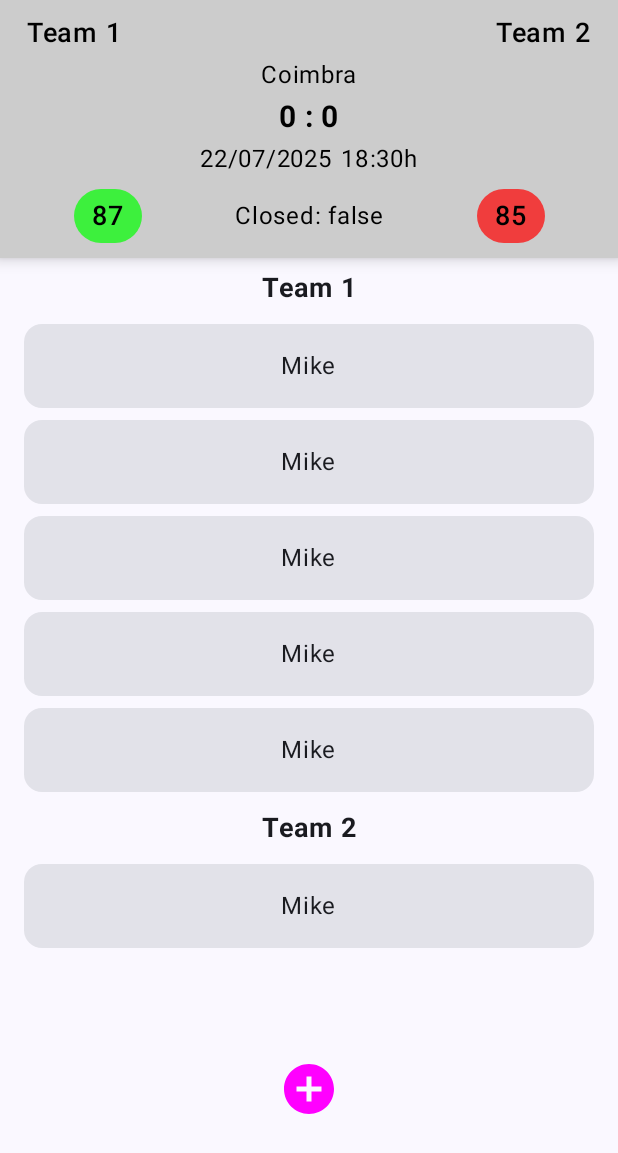
After one commit to CR7sewey/WAF, an Android app built with Jetpack Compose: the composable MatchUI called with empty values, on a phone screen of 412 x 824 dp. The commit adds this screen. Shown: the top 1153 px of the screen. Run offline under Robolectric (Android 15) with nearby library versions, the phone set to English and light mode, and no system bars; 1 statement that could not run was skipped.

Commit message:
MatchUI - p1

```diff
--- a/app/src/main/java/com/example/waf/Navigation.kt
+++ b/app/src/main/java/com/example/waf/Navigation.kt
@@ -13,6 +13,7 @@ import androidx.navigation.createGraph
 import androidx.navigation.navArgument
 import com.example.waf.common.navigation.NavigationRoutes
 import com.example.waf.landingPage.LandingPage
+import com.example.waf.match.MatchUI
 import com.example.waf.profile.ProfileUI
 import com.example.waf.sign.SignPage
 
@@ -34,6 +35,10 @@ fun Navigation(navGraph: NavHostController, modifier: Modifier = Modifier) {
             NavType.StringType})) {
             ProfileUI(id = requireNotNull(it.arguments?.getString("id").toString()))
         }
+        composable(route = NavigationRoutes.MatchPage.route, arguments = listOf(navArgument("id"){type =
+            NavType.StringType})) {
+            MatchUI(id = requireNotNull(it.arguments?.getString("id").toString()))
+        }
 
 
 
--- a/app/src/main/java/com/example/waf/common/navigation/NavigationRoutes.kt
+++ b/app/src/main/java/com/example/waf/common/navigation/NavigationRoutes.kt
@@ -5,6 +5,8 @@ sealed class NavigationRoutes(public val id: String, public val route: String) {
     object SignPage : NavigationRoutes(id = "1", route = "signPage")
     object LandingPage : NavigationRoutes(id = "2", route = "landingPage")
     object ProfilePage : NavigationRoutes(id = "3", route = "profilePage" + "/{id}")
+    object MatchPage : NavigationRoutes(id = "4", route = "matchPage" + "/{id}")
+
 
 
 
--- a/app/src/main/java/com/example/waf/landingPage/LandingPage.kt
+++ b/app/src/main/java/com/example/waf/landingPage/LandingPage.kt
@@ -39,7 +39,7 @@ fun LandingPage(navHostController: NavHostController, modifier: Modifier = Modif
         LandingPageProfile(navHostController, modifier)
         LazyColumn {
             items(10) {
-                LandingPageMatch()
+                LandingPageMatch(navHostController, modifier)
             }
         }
     }
--- /dev/null
+++ b/app/src/main/java/com/example/waf/match/MatchUI.kt
@@ -0,0 +1,282 @@
+package com.example.waf.match
+
+import androidx.compose.foundation.background
+import androidx.compose.foundation.clickable
+import androidx.compose.foundation.interaction.MutableInteractionSource
+import androidx.compose.foundation.interaction.collectIsPressedAsState
+import androidx.compose.foundation.layout.Arrangement
+import androidx.compose.foundation.layout.Column
+import androidx.compose.foundation.layout.Row
+import androidx.compose.foundation.layout.Spacer
+import androidx.compose.foundation.layout.fillMaxHeight
+import androidx.compose.foundation.layout.fillMaxWidth
+import androidx.compose.foundation.layout.height
+import androidx.compose.foundation.layout.padding
+import androidx.compose.foundation.layout.size
+import androidx.compose.foundation.layout.width
+import androidx.compose.foundation.lazy.LazyColumn
+import androidx.compose.foundation.lazy.grid.GridCells
+import androidx.compose.foundation.lazy.grid.LazyVerticalGrid
+import androidx.compose.foundation.lazy.items
+import androidx.compose.foundation.shape.CircleShape
+import androidx.compose.material.icons.Icons
+import androidx.compose.material.icons.filled.AddCircle
+import androidx.compose.material3.Card
+import androidx.compose.material3.CardDefaults
+import androidx.compose.material3.ElevatedCard
+import androidx.compose.material3.Icon
+import androidx.compose.material3.IconButton
+import androidx.compose.material3.IconButtonDefaults
+import androidx.compose.material3.Text
+import androidx.compose.runtime.Composable
+import androidx.compose.runtime.LaunchedEffect
+import androidx.compose.runtime.remember
+import androidx.compose.runtime.rememberUpdatedState
+import androidx.compose.ui.Alignment
+import androidx.compose.ui.Modifier
+import androidx.compose.ui.graphics.Color
+import androidx.compose.ui.graphics.RectangleShape
+import androidx.compose.ui.text.font.FontWeight
+import androidx.compose.ui.unit.dp
+import androidx.compose.ui.unit.sp
+import androidx.compose.runtime.getValue
+import androidx.compose.runtime.setValue
+
+import com.example.waf.common.modules.Match
+import com.example.waf.common.modules.Player
+import com.example.waf.common.modules.Team
+import com.example.waf.fakeMatch
+import kotlinx.coroutines.delay
+
+@Composable
+fun MatchUI(id: String, modifier: Modifier = Modifier) {
+    Column {
+        MatchContent(fakeMatch)
+
+        Column(
+
+            modifier = Modifier
+                .fillMaxWidth()
+                .weight(1f) // Allow this Row to take remaining vertical space
+                .padding(8.dp),
+           horizontalAlignment = Alignment.CenterHorizontally // Or Arrangement.spacedBy(8.dp)
+
+        ) {
+            val fakeMatch = fakeMatch
+            // Team 1 List
+            TeamList(
+                match = com.example.waf.fakeMatch,
+                team = com.example.waf.fakeMatch.team1,
+                onClick = {/**/},
+                modifier = Modifier
+                    .weight(1f) // Each team list takes half the width
+                    .fillMaxHeight() // Fill available height in the Row
+            )
+
+            Spacer(modifier = Modifier.height(8.dp)) // Optional spacer between lists
+
+            // Team 2 List
+            TeamList(
+
+                match = com.example.waf.fakeMatch,
+                team = com.example.waf.fakeMatch.team2,
+                onClick = {/**/},
+
+                modifier = Modifier
+                    .weight(1f) // Each team list takes half the width
+                    .fillMaxHeight() // Fill available height in the Row
+            )
+        }
+
+    }
+}
+
+@Composable
+fun RatingDisplay(rating: Int, isWinner: Boolean, isLoser: Boolean) {
+    val backgroundColor = when {
+        isWinner -> Color.Green.copy(alpha = 0.7f)
+        isLoser -> Color.Red.copy(alpha = 0.7f)
+        else -> Color.Yellow.copy(alpha = 0.7f) // Draw
+    }
+    Text(
+        text = "$rating",
+        fontWeight = FontWeight.SemiBold,
+        fontSize = 18.sp,
+        color = Color.Black, // Ensure text is visible
+        modifier = Modifier
+            .background(
+                color = backgroundColor,
+                shape = CircleShape
+            )
+            .padding(horizontal = 12.dp, vertical = 6.dp) // Adjusted padding
+    )
+}
+
+
+@Composable
+fun TeamList(match: Match, team: Team, onClick: () -> Unit, modifier: Modifier = Modifier) {
+
+    if (match == null) {
+        // Handle case where team data might be null (e.g., still loading or not available)
+        Column(modifier = modifier.padding(8.dp)) {
+            Text("Team data not available.")
+        }
+        return
+    }
+
+    // Assuming pitchDimensions "5x5" means 5 players per team for this list example
+    // Or you can use team.players.size if players list is available
+    val numberOfPlayersToList = try {
+        match.pitch.pitchDimensions.split("x").firstOrNull()?.toIntOrNull() ?: 0
+    } catch (e: Exception) {
+        0
+    }
+
+    LazyColumn(
+        modifier = Modifier,
+        horizontalAlignment = Alignment.CenterHorizontally,
+    ) {
+        item { // Header for the team name
+            Text(
+                text = team.name,
+                fontWeight = FontWeight.Bold,
+                fontSize = 18.sp,
+                modifier = Modifier.padding(bottom = 8.dp)
+            )
+        }
+        items(numberOfPlayersToList as Int) { it -> // Use team.players directly
+            var player: Player
+            try {
+                player = team.players[it]
+            }
+            catch (e: Exception) {
+                return@items
+            }
+
+            Card(
+                modifier = Modifier
+                    .padding(vertical = 4.dp, horizontal = 8.dp) // Add horizontal padding
+                    .fillMaxWidth()
+            ) {
+                Text(
+                    text = player.name, // Display player name or details
+                    modifier = Modifier
+                        .padding(16.dp) // Add padding inside the card
+                        .align(Alignment.CenterHorizontally)
+                )
+            }
+        }
+
+
+
+    }
+
+    if (team.players.size < numberOfPlayersToList) {
+        val interactionSource = remember { MutableInteractionSource() }
+        val isPressed by interactionSource.collectIsPressedAsState()
+        val pressedListener by rememberUpdatedState(onClick)
+        val stepDelay = 100L
+
+        LaunchedEffect(isPressed) {
+            while (isPressed) {
+                delay(stepDelay.coerceIn(1L, Long.MAX_VALUE))
+                pressedListener()
+            }
+        }
+
+        IconButton(
+            modifier = modifier,
+            onClick = onClick,
+            interactionSource = interactionSource
+        ) {
+            Icon(
+                imageVector = Icons.Default.AddCircle,
+                contentDescription = "Add Player",
+                tint = Color.Magenta,
+                modifier = Modifier.size(48.dp)
+            )
+        }
+    }
+
+
+}
+
+
+@Composable
+fun MatchContent(match: Match, modifier: Modifier = Modifier) { // Added match parameter
+    ElevatedCard(
+        elevation = CardDefaults.cardElevation(
+            defaultElevation = 6.dp
+        ),
+        modifier = modifier // Apply modifier
+            .fillMaxWidth(),
+        shape = RectangleShape,
+        colors = CardDefaults.cardColors(
+            containerColor = Color.LightGray,
+            contentColor = Color.Black
+        )
+    ) {
+        Column(
+            modifier = Modifier
+                .fillMaxWidth()
+                .padding(10.dp),
+            horizontalAlignment = Alignment.CenterHorizontally,
+        ) {
+            Row(
+                horizontalArrangement = Arrangement.SpaceBetween,
+                modifier = Modifier
+                    .fillMaxWidth()
+                    .padding(start = 8.dp, end = 8.dp)
+            ) {
+                Text(
+                    text = match.team1.name,
+                    fontWeight = FontWeight.SemiBold,
+                    fontSize = 18.sp
+                )
+                Text(
+                    text = match.team2.name,
+                    fontWeight = FontWeight.SemiBold,
+                    fontSize = 18.sp
+                )
+            }
+            Spacer(modifier = Modifier.height(4.dp))
+            Text(text = match.pitch.location)
+            Spacer(modifier = Modifier.height(4.dp))
+            Text(text = match.result, fontSize = 20.sp, fontWeight = FontWeight.Bold)
+            Spacer(modifier = Modifier.height(4.dp))
+            Row {
+                Text(match.date)
+                Spacer(modifier = Modifier.width(6.dp))
+                Text(match.time)
+            }
+            Spacer(modifier = Modifier.height(8.dp))
+            Row(
+                horizontalArrangement = Arrangement.SpaceAround, // SpaceAround for ratings and closed status
+                modifier = Modifier
+                    .fillMaxWidth()
+                    .padding(start = 8.dp, end = 8.dp),
+                verticalAlignment = Alignment.CenterVertically
+            ) {
+                // Team 1 Rating
+                match.team1.let { team ->
+                    RatingDisplay(
+                        rating = team.overallRating,
+                        isWinner = team.overallRating > (match.team2?.overallRating ?: -1) ,
+                        isLoser = team.overallRating < (match.team2?.overallRating ?: Int.MAX_VALUE)
+                    )
+                }
+
+                Text(text = "Closed: ${match.closed}")
+
+                // Team 2 Rating
+                match.team2?.let { team ->
+                    RatingDisplay(
+                        rating = team.overallRating,
+                        isWinner = team.overallRating > (match.team1?.overallRating ?: -1),
+                        isLoser = team.overallRating < (match.team1?.overallRating ?: Int.MAX_VALUE)
+                    )
+                }
+            }
+        }
+    }
+}
```
Also changed, not shown: app/src/main/java/com/example/waf/landingPage/LandingPageMatch.kt (+10 -4 lines), app/src/main/java/com/example/waf/profile/ProfileUI.kt (+31 -0 lines), app/src/main/java/com/example/waf/seedData.kt (+27 -1 lines), 1 other file.
